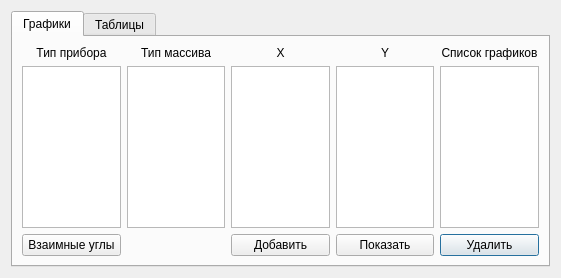
Qt form source/kia_constructor.ui (SanechkaMiy/kia_gui) before a commit.
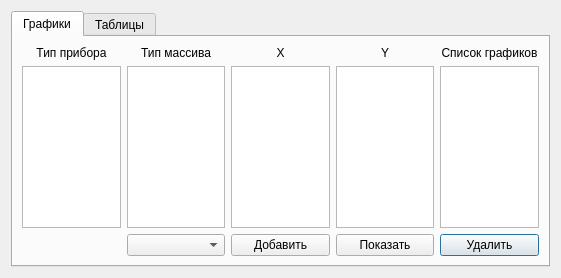
The same form after that commit.

Commit message: Graph can show value from array

```diff
--- a/source/kia_constructor.ui
+++ b/source/kia_constructor.ui
@@ -112,12 +112,8 @@
            </property>
           </widget>
          </item>
-         <item row="3" column="0">
-          <widget class="QPushButton" name="pb_graph_angles">
-           <property name="text">
-            <string>Взаимные углы</string>
-           </property>
-          </widget>
+         <item row="3" column="1">
+          <widget class="QComboBox" name="select_arr_graph"/>
          </item>
         </layout>
        </item>
```
The commit also changes 7 other files.
